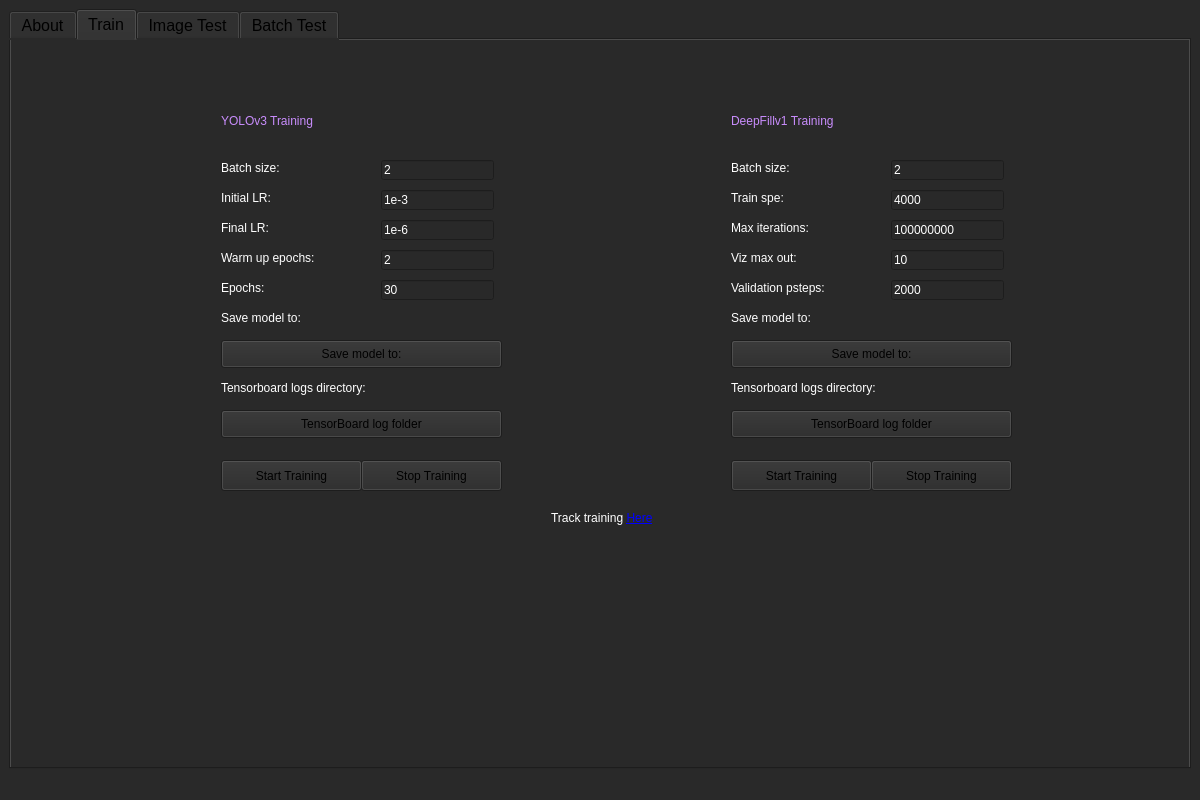
This is GUI/UI/MainScreen.ui in shlomi1074/Camouflage-Final-Project as Qt 5 draws it before an edit. The edited form follows.
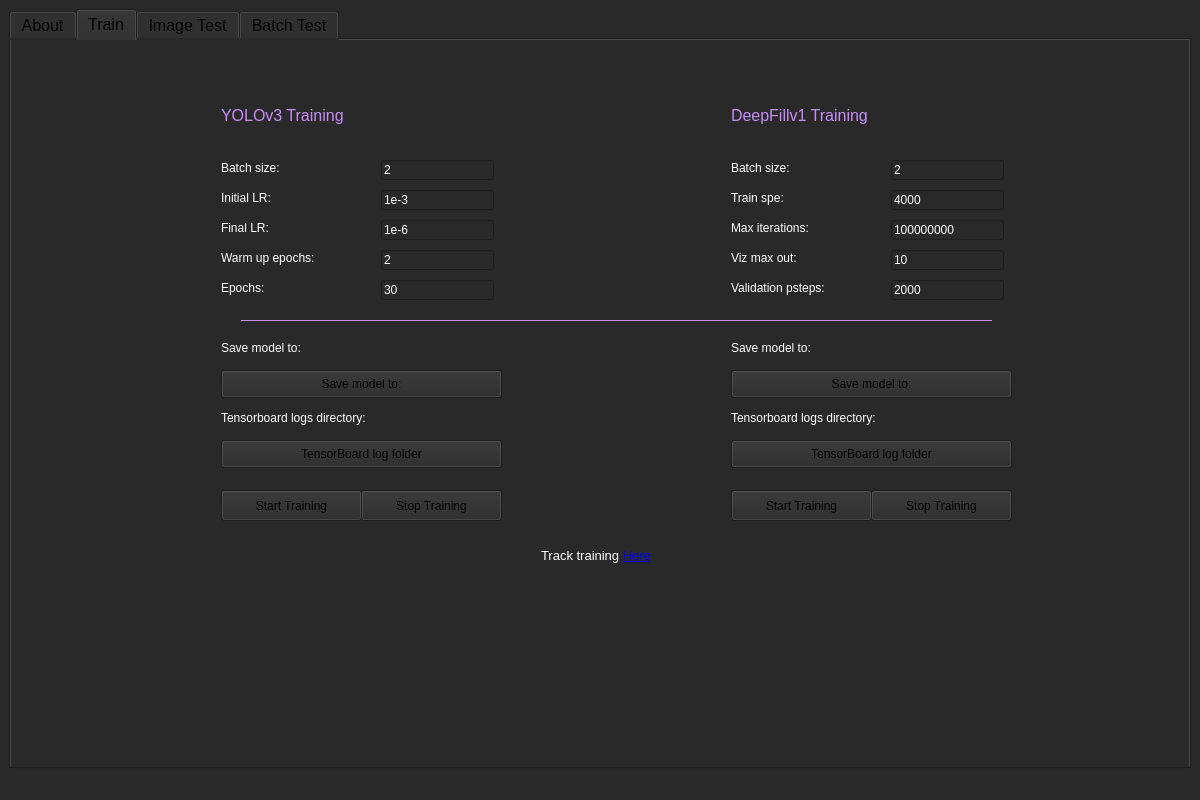
This is the edited form. Icons and pictures are not drawn.

Diff of the .ui file:
```diff
--- a/GUI/UI/MainScreen.ui
+++ b/GUI/UI/MainScreen.ui
@@ -132,11 +132,16 @@
         <property name="geometry">
          <rect>
           <x>210</x>
-          <y>70</y>
-          <width>141</width>
-          <height>21</height>
+          <y>60</y>
+          <width>161</width>
+          <height>31</height>
          </rect>
         </property>
+        <property name="font">
+         <font>
+          <pointsize>12</pointsize>
+         </font>
+        </property>
         <property name="styleSheet">
          <string notr="true">color:#c88cfc</string>
         </property>
@@ -148,11 +153,16 @@
         <property name="geometry">
          <rect>
           <x>720</x>
-          <y>70</y>
-          <width>141</width>
-          <height>21</height>
+          <y>60</y>
+          <width>191</width>
+          <height>31</height>
          </rect>
         </property>
+        <property name="font">
+         <font>
+          <pointsize>12</pointsize>
+         </font>
+        </property>
         <property name="styleSheet">
          <string notr="true">color:#c88cfc</string>
         </property>
@@ -164,7 +174,7 @@
         <property name="geometry">
          <rect>
           <x>210</x>
-          <y>420</y>
+          <y>450</y>
           <width>141</width>
           <height>31</height>
          </rect>
@@ -180,7 +190,7 @@
         <property name="geometry">
          <rect>
           <x>350</x>
-          <y>420</y>
+          <y>450</y>
           <width>141</width>
           <height>31</height>
          </rect>
@@ -356,7 +366,7 @@
         <property name="geometry">
          <rect>
           <x>860</x>
-          <y>420</y>
+          <y>450</y>
           <width>141</width>
           <height>31</height>
          </rect>
@@ -372,7 +382,7 @@
         <property name="geometry">
          <rect>
           <x>720</x>
-          <y>420</y>
+          <y>450</y>
           <width>141</width>
           <height>31</height>
          </rect>
@@ -388,7 +398,7 @@
         <property name="geometry">
          <rect>
           <x>210</x>
-          <y>300</y>
+          <y>330</y>
           <width>281</width>
           <height>28</height>
          </rect>
@@ -401,7 +411,7 @@
         <property name="geometry">
          <rect>
           <x>210</x>
-          <y>370</y>
+          <y>400</y>
           <width>281</width>
           <height>28</height>
          </rect>
@@ -414,7 +424,7 @@
         <property name="geometry">
          <rect>
           <x>210</x>
-          <y>270</y>
+          <y>300</y>
           <width>91</width>
           <height>16</height>
          </rect>
@@ -430,7 +440,7 @@
         <property name="geometry">
          <rect>
           <x>210</x>
-          <y>340</y>
+          <y>370</y>
           <width>171</width>
           <height>16</height>
          </rect>
@@ -606,7 +616,7 @@
         <property name="geometry">
          <rect>
           <x>720</x>
-          <y>270</y>
+          <y>300</y>
           <width>91</width>
           <height>16</height>
          </rect>
@@ -622,7 +632,7 @@
         <property name="geometry">
          <rect>
           <x>720</x>
-          <y>300</y>
+          <y>330</y>
           <width>281</width>
           <height>28</height>
          </rect>
@@ -635,7 +645,7 @@
         <property name="geometry">
          <rect>
           <x>720</x>
-          <y>340</y>
+          <y>370</y>
           <width>171</width>
           <height>16</height>
          </rect>
@@ -651,7 +661,7 @@
         <property name="geometry">
          <rect>
           <x>720</x>
-          <y>370</y>
+          <y>400</y>
           <width>281</width>
           <height>28</height>
          </rect>
@@ -663,12 +673,17 @@
        <widget class="QLabel" name="trainingTrackerLabel">
         <property name="geometry">
          <rect>
-          <x>540</x>
-          <y>470</y>
-          <width>121</width>
-          <height>16</height>
+          <x>530</x>
+          <y>500</y>
+          <width>151</width>
+          <height>31</height>
          </rect>
         </property>
+        <property name="font">
+         <font>
+          <pointsize>10</pointsize>
+         </font>
+        </property>
         <property name="styleSheet">
          <string notr="true">color:white</string>
         </property>
@@ -679,6 +694,197 @@
          <bool>true</bool>
         </property>
        </widget>
+       <widget class="Line" name="line">
+        <property name="geometry">
+         <rect>
+          <x>230</x>
+          <y>270</y>
+          <width>751</width>
+          <height>20</height>
+         </rect>
+        </property>
+        <property name="palette">
+         <palette>
+          <active>
+           <colorrole role="WindowText">
+            <brush brushstyle="SolidPattern">
+             <color alpha="255">
+              <red>200</red>
+              <green>140</green>
+              <blue>252</blue>
+             </color>
+            </brush>
+           </colorrole>
+           <colorrole role="Button">
+            <brush brushstyle="SolidPattern">
+             <color alpha="255">
+              <red>41</red>
+              <green>41</green>
+              <blue>41</blue>
+             </color>
+            </brush>
+           </colorrole>
+           <colorrole role="Text">
+            <brush brushstyle="SolidPattern">
+             <color alpha="255">
+              <red>200</red>
+              <green>140</green>
+              <blue>252</blue>
+             </color>
+            </brush>
+           </colorrole>
+           <colorrole role="ButtonText">
+            <brush brushstyle="SolidPattern">
+             <color alpha="255">
+              <red>200</red>
+              <green>140</green>
+              <blue>252</blue>
+             </color>
+            </brush>
+           </colorrole>
+           <colorrole role="Base">
+            <brush brushstyle="SolidPattern">
+             <color alpha="255">
+              <red>41</red>
+              <green>41</green>
+              <blue>41</blue>
+             </color>
+            </brush>
+           </colorrole>
+           <colorrole role="Window">
+            <brush brushstyle="SolidPattern">
+             <color alpha="255">
+              <red>41</red>
+              <green>41</green>
+              <blue>41</blue>
+             </color>
+            </brush>
+           </colorrole>
+          </active>
+          <inactive>
+           <colorrole role="WindowText">
+            <brush brushstyle="SolidPattern">
+             <color alpha="255">
+              <red>200</red>
+              <green>140</green>
+              <blue>252</blue>
+             </color>
+            </brush>
+           </colorrole>
+           <colorrole role="Button">
+            <brush brushstyle="SolidPattern">
+             <color alpha="255">
+              <red>41</red>
+              <green>41</green>
+              <blue>41</blue>
+             </color>
+            </brush>
+           </colorrole>
+           <colorrole role="Text">
+            <brush brushstyle="SolidPattern">
+             <color alpha="255">
+              <red>200</red>
+              <green>140</green>
+              <blue>252</blue>
+             </color>
+            </brush>
+           </colorrole>
+           <colorrole role="ButtonText">
+            <brush brushstyle="SolidPattern">
+             <color alpha="255">
+              <red>200</red>
+              <green>140</green>
+              <blue>252</blue>
+             </color>
+            </brush>
+           </colorrole>
+           <colorrole role="Base">
+            <brush brushstyle="SolidPattern">
+             <color alpha="255">
+              <red>41</red>
+              <green>41</green>
+              <blue>41</blue>
+             </color>
+            </brush>
+           </colorrole>
+           <colorrole role="Window">
+            <brush brushstyle="SolidPattern">
+             <color alpha="255">
+              <red>41</red>
+              <green>41</green>
+              <blue>41</blue>
+             </color>
+            </brush>
+           </colorrole>
+          </inactive>
+          <disabled>
+           <colorrole role="WindowText">
+            <brush brushstyle="SolidPattern">
+             <color alpha="255">
+              <red>200</red>
+              <green>140</green>
+              <blue>252</blue>
+             </color>
+            </brush>
+           </colorrole>
+           <colorrole role="Button">
+            <brush brushstyle="SolidPattern">
+             <color alpha="255">
+              <red>41</red>
+              <green>41</green>
+              <blue>41</blue>
+             </color>
+            </brush>
+           </colorrole>
+           <colorrole role="Text">
+            <brush brushstyle="SolidPattern">
+             <color alpha="255">
+              <red>200</red>
+              <green>140</green>
+              <blue>252</blue>
+             </color>
+            </brush>
+           </colorrole>
+           <colorrole role="ButtonText">
+            <brush brushstyle="SolidPattern">
+             <color alpha="255">
+              <red>200</red>
+              <green>140</green>
+              <blue>252</blue>
+             </color>
+            </brush>
+           </colorrole>
+           <colorrole role="Base">
+            <brush brushstyle="SolidPattern">
+             <color alpha="255">
+              <red>41</red>
+              <green>41</green>
+              <blue>41</blue>
+             </color>
+            </brush>
+           </colorrole>
+           <colorrole role="Window">
+            <brush brushstyle="SolidPattern">
+             <color alpha="255">
+              <red>41</red>
+              <green>41</green>
+              <blue>41</blue>
+             </color>
+            </brush>
+           </colorrole>
+          </disabled>
+         </palette>
+        </property>
+        <property name="styleSheet">
+         <string notr="true">color:#c88cfc</string>
+        </property>
+        <property name="frameShadow">
+         <enum>QFrame::Plain</enum>
+        </property>
+        <property name="orientation">
+         <enum>Qt::Horizontal</enum>
+        </property>
+       </widget>
       </widget>
       <widget class="QWidget" name="singleTest">
        <attribute name="title">
```
Left out of the diff: 4 changed lines with no effect on the pictures.
